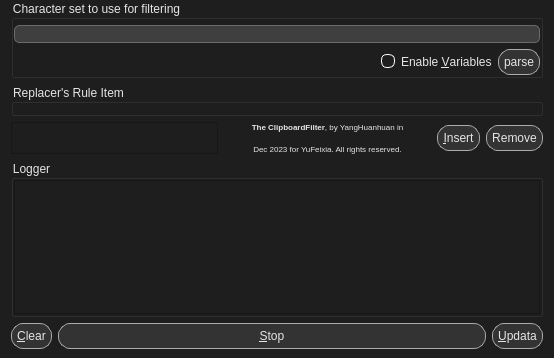
The window that data/Ui/maindialog.ui (huanhuanonly/ClipboardFilter) describes before a commit, drawn with Qt 5.
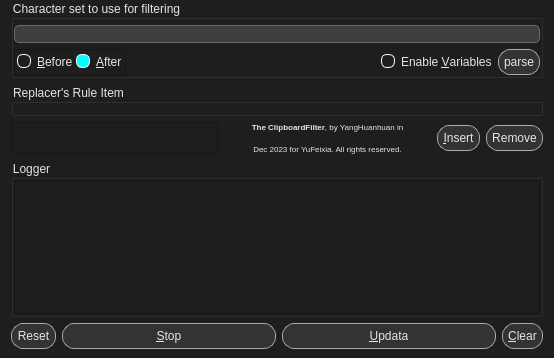
The same window after the commit. Custom widgets are drawn as their Qt base class.

```diff
--- a/data/Ui/maindialog.ui
+++ b/data/Ui/maindialog.ui
@@ -203,6 +203,53 @@
          <property name="bottomMargin">
           <number>0</number>
          </property>
+         <item>
+          <widget class="QFrame" name="frame_order">
+           <property name="frameShape">
+            <enum>QFrame::StyledPanel</enum>
+           </property>
+           <layout class="QHBoxLayout" name="horizontalLayout_6">
+            <property name="spacing">
+             <number>2</number>
+            </property>
+            <property name="leftMargin">
+             <number>2</number>
+            </property>
+            <property name="topMargin">
+             <number>2</number>
+            </property>
+            <property name="rightMargin">
+             <number>2</number>
+            </property>
+            <property name="bottomMargin">
+             <number>2</number>
+            </property>
+            <item>
+             <widget class="QCheckBox" name="beforeButton">
+              <property name="toolTip">
+               <string>&lt;html&gt;&lt;head/&gt;&lt;body&gt;&lt;p&gt;Filter the above characters &lt;span style=&quot; font-weight:700;&quot;&gt;before&lt;/span&gt; replacer's rule item&lt;/p&gt;&lt;/body&gt;&lt;/html&gt;</string>
+              </property>
+              <property name="text">
+               <string>&amp;Before</string>
+              </property>
+             </widget>
+            </item>
+            <item>
+             <widget class="QCheckBox" name="afterButton">
+              <property name="toolTip">
+               <string>&lt;html&gt;&lt;head/&gt;&lt;body&gt;&lt;p&gt;Filter the above characters &lt;span style=&quot; font-weight:700;&quot;&gt;After&lt;/span&gt; replacer's rule item&lt;/p&gt;&lt;/body&gt;&lt;/html&gt;</string>
+              </property>
+              <property name="text">
+               <string>&amp;After</string>
+              </property>
+              <property name="checked">
+               <bool>true</bool>
+              </property>
+             </widget>
+            </item>
+           </layout>
+          </widget>
+         </item>
          <item>
           <spacer name="horizontalSpacer">
            <property name="orientation">
@@ -400,7 +447,7 @@
        <number>0</number>
       </property>
       <item>
-       <widget class="QPushButton" name="clearButton">
+       <widget class="QPushButton" name="resetButton">
         <property name="sizePolicy">
          <sizepolicy hsizetype="Fixed" vsizetype="Fixed">
           <horstretch>0</horstretch>
@@ -411,7 +458,7 @@
          <string>&lt;html&gt;&lt;head/&gt;&lt;body&gt;&lt;p&gt;&lt;span style=&quot; font-weight:700;&quot;&gt;Clear &lt;/span&gt;all settings&lt;/p&gt;&lt;/body&gt;&lt;/html&gt;</string>
         </property>
         <property name="text">
-         <string>&amp;Clear</string>
+         <string>Reset</string>
         </property>
        </widget>
       </item>
@@ -431,7 +478,7 @@
       <item>
        <widget class="QPushButton" name="updataButton">
         <property name="sizePolicy">
-         <sizepolicy hsizetype="Fixed" vsizetype="Fixed">
+         <sizepolicy hsizetype="Minimum" vsizetype="Fixed">
           <horstretch>0</horstretch>
           <verstretch>0</verstretch>
          </sizepolicy>
@@ -444,6 +491,22 @@
         </property>
        </widget>
       </item>
+      <item>
+       <widget class="QPushButton" name="clearButton">
+        <property name="sizePolicy">
+         <sizepolicy hsizetype="Fixed" vsizetype="Fixed">
+          <horstretch>0</horstretch>
+          <verstretch>0</verstretch>
+         </sizepolicy>
+        </property>
+        <property name="toolTip">
+         <string>&lt;html&gt;&lt;head/&gt;&lt;body&gt;&lt;p&gt;&lt;span style=&quot; font-weight:700;&quot;&gt;Clear&lt;/span&gt; the clipboard contents&lt;/p&gt;&lt;/body&gt;&lt;/html&gt;</string>
+        </property>
+        <property name="text">
+         <string>&amp;Clear</string>
+        </property>
+       </widget>
+      </item>
      </layout>
     </widget>
    </item>
```
Left out of the diff: 4 changed lines with no effect on the pictures.
